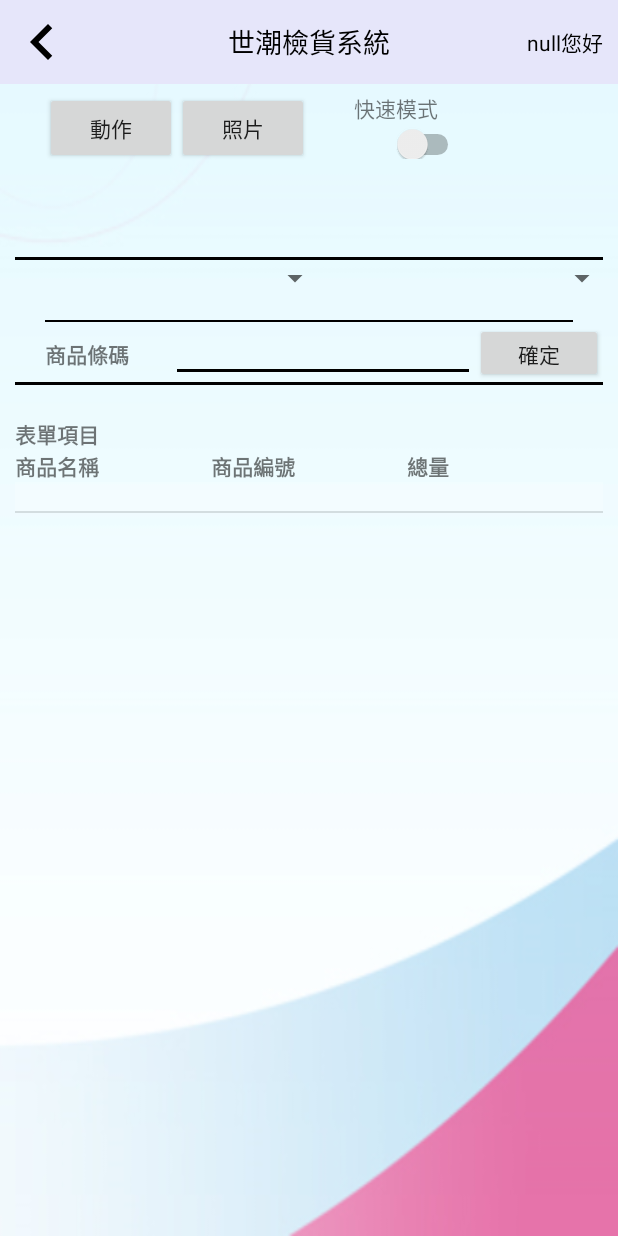
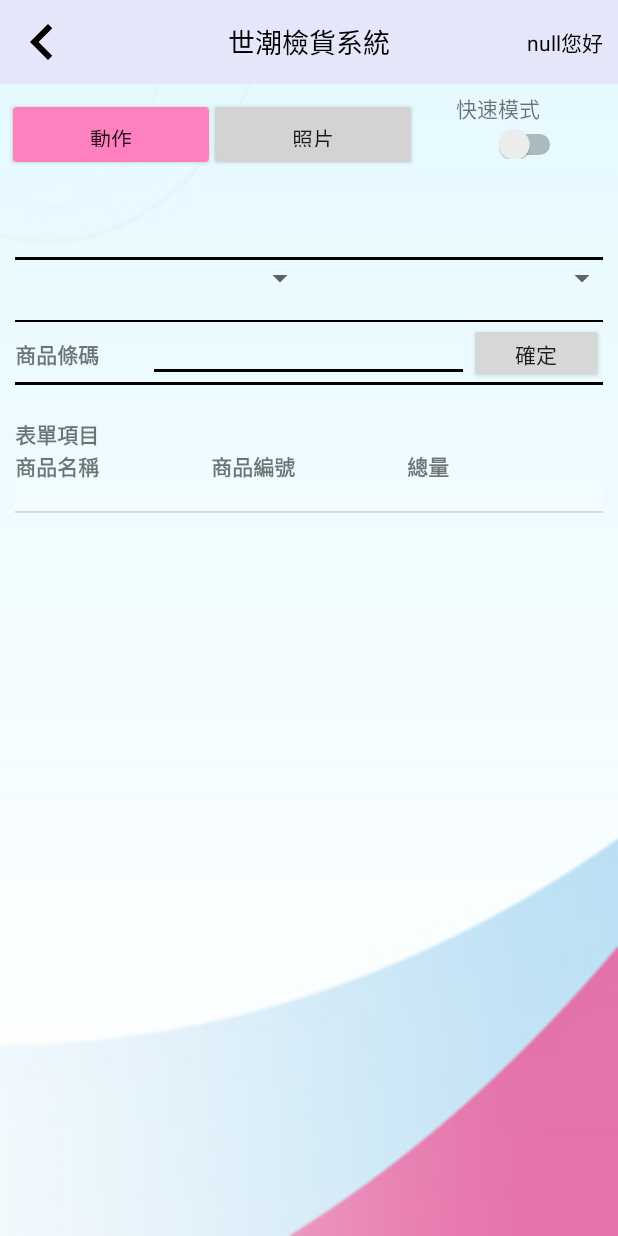
Before and after one commit to tom710236/DemoTide2.0, an Android app: the BlackSingleActivity screen opened directly, with no data from a screen before it, on a phone screen of 412 x 824 dp. Run offline under Robolectric (Android 15) with nearby library versions, the phone set to English and light mode, and no system bars; 8 statements that could not run were skipped.

Commit message:
改版修改一 0531 UI修正

```diff
--- a/app/src/main/java/com/example/user/demotide20/BlackSingleActivity.java
+++ b/app/src/main/java/com/example/user/demotide20/BlackSingleActivity.java
@@ -831,7 +831,7 @@ public class BlackSingleActivity extends AppCompatActivity {
 
     }
     // Uri 轉成Bitmap 再轉成 base64
-    // bitmap 要轉成 jpg 然後上傳時要給提示 (未做)
+    // bitmap 要轉成 jpg 然後上傳時要給提示
     void AImgUriBase64(Uri uri) {
 
         BitmapFactory.Options option = new BitmapFactory.Options(); //建立選項物件
--- a/app/src/main/res/layout/activity_black_single.xml
+++ b/app/src/main/res/layout/activity_black_single.xml
@@ -74,33 +74,45 @@
     </LinearLayout>
 
     <LinearLayout
-        android:layout_width="wrap_content"
+        android:layout_width="match_parent"
         android:layout_height="50dp"
-        android:layout_marginLeft="30dp"
+        android:layout_marginLeft="5dp"
+        android:layout_marginRight="5dp"
         android:orientation="horizontal">
 
         <Button
             android:id="@+id/button5"
             android:layout_width="wrap_content"
             android:layout_height="wrap_content"
+            android:layout_marginBottom="3dp"
+            android:layout_marginLeft="3dp"
+            android:layout_marginRight="2dp"
+            android:layout_marginTop="10dp"
             android:layout_weight="1"
+            android:background="@drawable/blue_button"
             android:onClick="onActivity"
             android:text="動作" />
+
 
         <Button
             android:id="@+id/button4"
             android:layout_width="wrap_content"
             android:layout_height="wrap_content"
+            android:layout_marginBottom="3dp"
+            android:layout_marginLeft="2dp"
+            android:layout_marginTop="10dp"
             android:layout_weight="1"
+            android:background="@drawable/pick_button"
             android:onClick="onPicture"
             android:text="照片" />
 
         <LinearLayout
-            android:layout_width="match_parent"
-            android:layout_height="match_parent"
-            android:layout_marginBottom="5dp"
+            android:layout_width="wrap_content"
+            android:layout_height="wrap_content"
             android:layout_weight="1"
-            android:orientation="vertical">
+            android:orientation="vertical"
+            android:paddingBottom="5dp"
+            android:paddingRight="-13dp">
 
             <TextView
                 android:id="@+id/textView10"
@@ -113,13 +125,14 @@
             <Switch
                 android:id="@+id/switch2"
                 android:layout_width="98dp"
-                android:layout_height="wrap_content"
+                android:layout_height="match_parent"
                 android:layout_marginBottom="5dp"
                 android:layout_marginLeft="5dp"
                 android:switchTextAppearance="@style/TextAppearance.AppCompat.Body1"
                 android:textOff="關閉"
                 android:textOn="開啟" />
         </LinearLayout>
+
     </LinearLayout>
 
     <LinearLayout
@@ -127,8 +140,8 @@
         android:layout_width="match_parent"
         android:layout_height="50dp"
         android:layout_marginBottom="10dp"
-        android:layout_marginLeft="30dp"
-        android:layout_marginRight="30dp"
+        android:layout_marginLeft="5dp"
+        android:layout_marginRight="5dp"
         android:orientation="horizontal"
         android:paddingBottom="2dp"
         android:paddingTop="2dp"
@@ -170,7 +183,7 @@
             android:layout_height="wrap_content"
             android:layout_weight="1"
             android:onClick="addAll"
-            android:text="+9999" />
+            android:text="全部" />
     </LinearLayout>
 
     <LinearLayout
@@ -190,7 +203,7 @@
         <LinearLayout
             android:layout_width="match_parent"
             android:layout_height="40dp"
-            android:layout_marginLeft="30dp"
+            android:layout_marginLeft="10dp"
             android:layout_weight="1"
             android:orientation="horizontal">
 
@@ -210,15 +223,15 @@
         <View
             android:layout_width="fill_parent"
             android:layout_height="1dp"
-            android:layout_marginLeft="30dp"
-            android:layout_marginRight="30dp"
+            android:layout_marginLeft="10dp"
+            android:layout_marginRight="10dp"
             android:layout_weight="1"
             android:background="#000000" />
 
         <LinearLayout
             android:layout_width="match_parent"
             android:layout_height="40dp"
-            android:layout_marginLeft="30dp"
+            android:layout_marginLeft="10dp"
             android:layout_marginRight="10dp"
             android:orientation="horizontal">
 
--- a/app/src/main/res/layout/activity_black_take_pictures.xml
+++ b/app/src/main/res/layout/activity_black_take_pictures.xml
@@ -63,7 +63,9 @@
     <LinearLayout
         android:layout_width="match_parent"
         android:layout_height="wrap_content"
-        android:orientation="horizontal">
+        android:orientation="horizontal"
+        android:paddingLeft="8dp"
+        android:paddingRight="8dp">
 
         <Button
             android:id="@+id/button11"
--- a/app/src/main/res/layout/activity_purchase_take_pictures.xml
+++ b/app/src/main/res/layout/activity_purchase_take_pictures.xml
@@ -63,7 +63,9 @@
     <LinearLayout
         android:layout_width="match_parent"
         android:layout_height="wrap_content"
-        android:orientation="horizontal">
+        android:orientation="horizontal"
+        android:paddingLeft="8dp"
+        android:paddingRight="8dp">
 
         <Button
             android:id="@+id/button11"
--- a/app/src/main/res/layout/activity_search_black_single_list.xml
+++ b/app/src/main/res/layout/activity_search_black_single_list.xml
@@ -61,6 +61,8 @@
     <LinearLayout
         android:layout_width="match_parent"
         android:layout_height="0dp"
+        android:layout_marginLeft="10dp"
+        android:layout_marginRight="10dp"
         android:layout_weight="2"
         android:orientation="vertical">
 
@@ -240,6 +242,8 @@
         android:id="@+id/list"
         android:layout_width="match_parent"
         android:layout_height="0dp"
+        android:layout_marginLeft="10dp"
+        android:layout_marginRight="10dp"
         android:layout_weight="3" />
 
 </LinearLayout>
--- a/app/src/main/res/layout/activity_take_pictures.xml
+++ b/app/src/main/res/layout/activity_take_pictures.xml
@@ -63,6 +63,8 @@
     <LinearLayout
         android:layout_width="match_parent"
         android:layout_height="wrap_content"
+        android:layout_marginLeft="8dp"
+        android:layout_marginRight="8dp"
         android:orientation="horizontal">
 
         <Button
@@ -157,8 +159,8 @@
                 android:layout_width="200dp"
                 android:layout_height="200dp"
                 android:layout_gravity="center_horizontal"
-                android:layout_marginBottom="10dp"
-                android:layout_marginTop="10dp"
+                android:layout_marginBottom="8dp"
+                android:layout_marginTop="8dp"
                 app:srcCompat="@android:drawable/ic_menu_camera" />
 
             <View
```
Also changed, not shown: app/src/main/res/layout/activity_purchase.xml (+8 -2 lines), app/src/main/res/layout/activity_purchase_order.xml (+41 -21 lines), app/src/main/res/layout/activity_seach_black_single.xml (+4 -4 lines).
